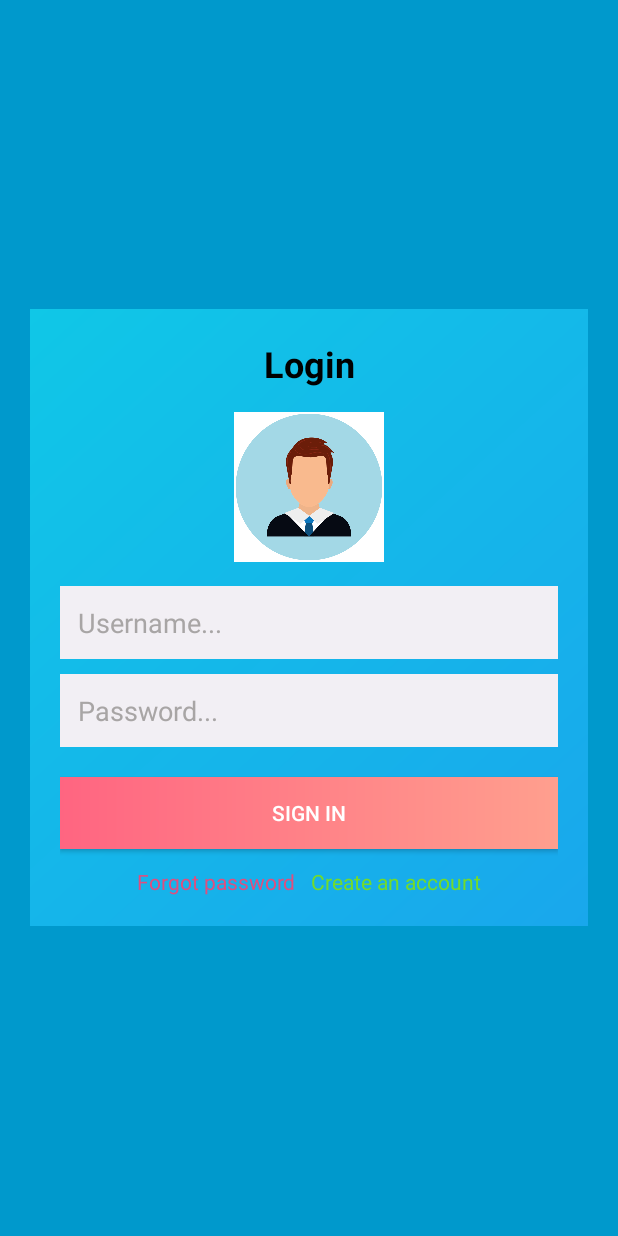
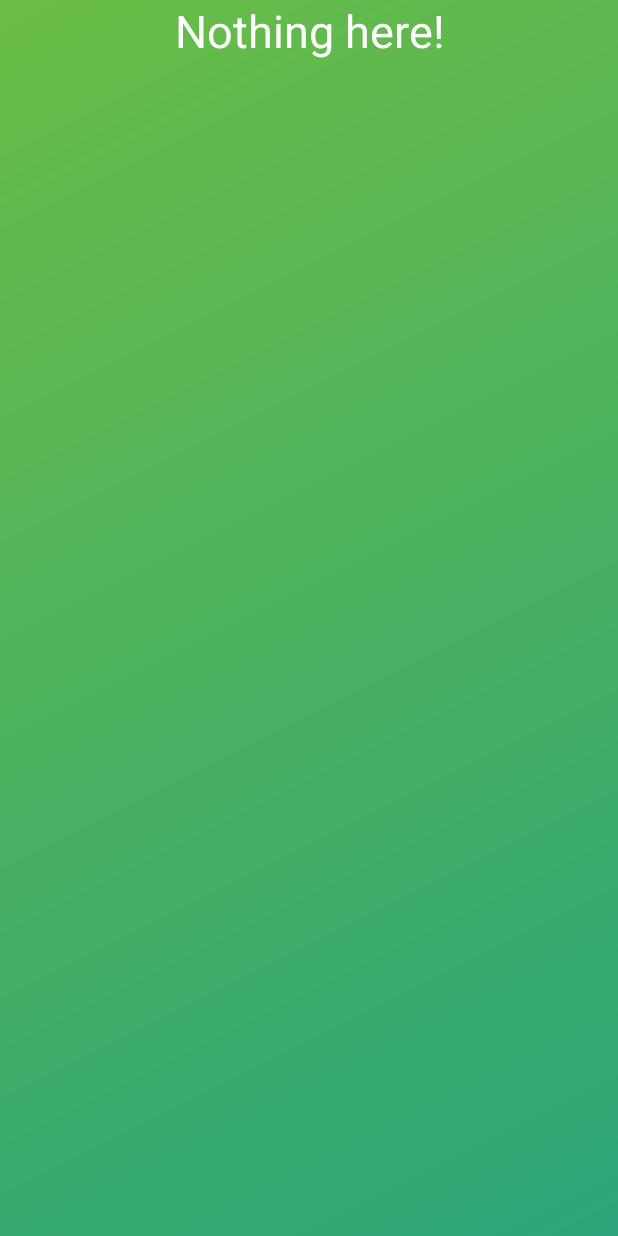
Before and after one commit to DungBui130504/Android---Nhom-4, an Android app: the MainActivity screen opened directly, with no data from a screen before it, on a phone screen of 412 x 824 dp. Run offline under Robolectric (Android 15) with nearby library versions, the phone set to English and light mode, and no system bars.

Commit message:
Update - Dung

```diff
--- a/app/src/main/AndroidManifest.xml
+++ b/app/src/main/AndroidManifest.xml
@@ -61,21 +61,21 @@
             android:name=".MainActivity"
             android:exported="true">
 
-<!--             <intent-filter>-->
-<!--             <action android:name="android.intent.action.MAIN" />-->
+             <intent-filter>
+             <action android:name="android.intent.action.MAIN" />
 
 
-<!--             <category android:name="android.intent.category.LAUNCHER" />-->
-<!--             </intent-filter>-->
+             <category android:name="android.intent.category.LAUNCHER" />
+             </intent-filter>
         </activity>
         <activity
             android:name=".activity.LoginActivity"
             android:exported="true">
 
-             <intent-filter>
-             <action android:name="android.intent.action.MAIN" />
-             <category android:name="android.intent.category.LAUNCHER" />
-             </intent-filter>
+<!--             <intent-filter>-->
+<!--             <action android:name="android.intent.action.MAIN" />-->
+<!--             <category android:name="android.intent.category.LAUNCHER" />-->
+<!--             </intent-filter>-->
         </activity>
     </application>
 
--- a/app/src/main/java/com/example/myapplication/MainActivity.java
+++ b/app/src/main/java/com/example/myapplication/MainActivity.java
@@ -10,6 +10,7 @@ import androidx.activity.EdgeToEdge;
 import androidx.appcompat.app.AppCompatActivity;
 
 
+import com.example.myapplication.activity.DashBoardActivity;
 import com.example.myapplication.activity.LoginActivity;
 
 
@@ -38,7 +39,8 @@ public class MainActivity extends AppCompatActivity {
             Intent loginIntent = new Intent(MainActivity.this, LoginActivity.class);
             startActivity(loginIntent);
         }else {
-
+            Intent DBi = new Intent(MainActivity.this, DashBoardActivity.class);
+            startActivity(DBi);
         }
 
 
--- a/app/src/main/java/com/example/myapplication/activity/DashBoardActivity.java
+++ b/app/src/main/java/com/example/myapplication/activity/DashBoardActivity.java
@@ -1,6 +1,7 @@
 package com.example.myapplication.activity;
 
 import android.content.Intent;
+import android.content.SharedPreferences;
 import android.os.Bundle;
 import android.util.Log;
 import android.view.View;
@@ -69,6 +70,14 @@ public class DashBoardActivity extends AppCompatActivity {
             @Override
             public void onClick(View view) {
                 try {
+                    SharedPreferences mySharedPrefer = getSharedPreferences("mySharedPrefer", MODE_PRIVATE);
+                    SharedPreferences.Editor editor = mySharedPrefer.edit();
+
+                    editor.clear();
+                    editor.apply();
+
+                    Intent Logini = new Intent(DashBoardActivity.this, LoginActivity.class);
+                    startActivity(Logini);
                     finish();
                 }
                 catch (Exception e) {
--- a/app/src/main/res/layout/activity_dash_board.xml
+++ b/app/src/main/res/layout/activity_dash_board.xml
@@ -8,12 +8,19 @@
     android:orientation="vertical"
     android:background="@color/white">
 
+
     <LinearLayout
         android:layout_width="match_parent"
         android:layout_height="237dp"
         android:background="@drawable/dashboard_header"
         android:layout_gravity="center"
         android:orientation="vertical">
+
+        <LinearLayout
+            android:layout_width="match_parent"
+            android:layout_height="wrap_content"
+            android:orientation="horizontal"
+            >
             <ImageButton
                 android:layout_width="40dp"
                 android:layout_height="40dp"
@@ -22,7 +29,18 @@
                 android:background="@drawable/subject_back_btn"
                 android:gravity="center"
                 android:src="@drawable/arrow_back_icon"
-            android:id="@+id/loginBackBtn"/>
+                android:id="@+id/loginBackBtn"
+                android:contentDescription="Đăng xuất"/>
+
+            <TextView
+                android:layout_width="wrap_content"
+                android:layout_height="wrap_content"
+                android:text="Đăng xuất"
+                android:textSize="15dp"
+                android:textColor="@color/white"
+                android:layout_marginTop="58dp"
+                android:layout_marginLeft="10dp"/>
+        </LinearLayout>
 
         <TextView
             android:layout_width="462dp"
--- a/app/src/main/res/layout/activity_main.xml
+++ b/app/src/main/res/layout/activity_main.xml
@@ -3,98 +3,14 @@
     xmlns:android="http://schemas.android.com/apk/res/android"
     android:layout_width="match_parent"
     android:layout_height="match_parent"
-    android:background="@android:color/holo_blue_dark">
+    android:background="@drawable/gradient_green">
 
-    <!-- Card View for login box -->
-    <LinearLayout
+    <TextView
         android:layout_width="match_parent"
         android:layout_height="wrap_content"
-        android:layout_margin="20dp"
-        android:background="@drawable/gradient_blue"
-        android:layout_centerInParent="true"
-        android:orientation="vertical"
-
-        android:padding="20dp">
-
-        <!-- Title -->
-        <TextView
-            android:id="@+id/title"
-            android:layout_width="match_parent"
-            android:layout_height="wrap_content"
-            android:text="Login"
-            android:textSize="24sp"
-            android:textStyle="bold"
-            android:gravity="center"
-            android:textColor="@android:color/black"
-            android:layout_marginBottom="16dp"/>
-
-        <!-- Profile Icon -->
-        <ImageView
-            android:layout_width="100dp"
-            android:layout_height="100dp"
-            android:layout_gravity="center"
-            android:src="@drawable/ic_profile_placeholder"
-            android:layout_marginBottom="16dp"/>
-
-        <!-- Username Field -->
-        <EditText
-            android:id="@+id/username"
-            android:layout_width="match_parent"
-            android:layout_height="wrap_content"
-            android:hint="Username..."
-            android:padding="12dp"
-            android:background="@drawable/hue_white"
-            android:textColor="@color/black"
-            android:layout_marginBottom="10dp"
-            android:textColorHint="#A8A5A5"
-            />
-
-        <!-- Password Field -->
-        <EditText
-            android:id="@+id/password"
-            android:layout_width="match_parent"
-            android:layout_height="wrap_content"
-            android:hint="Password..."
-            android:padding="12dp"
-            android:background="@drawable/hue_white"
-            android:inputType="textPassword"
-            android:layout_marginBottom="20dp"
-            android:textColorHint="#A8A5A5"
-            />
-
-        <!-- Login Button -->
-        <Button
-            android:id="@+id/btnAddFormula"
-            android:layout_width="match_parent"
-            android:layout_height="wrap_content"
-            android:background="@drawable/gradient_orange"
-            android:text="Sign In"
-            android:textColor="@android:color/white"
-            android:layout_marginBottom="12dp"/>
-
-        <!-- Forgot Password & Create Account Links -->
-        <LinearLayout
-            android:layout_width="match_parent"
-            android:layout_height="wrap_content"
-            android:orientation="horizontal"
-            android:gravity="center">
-
-            <TextView
-                android:id="@+id/forgotPassword"
-                android:layout_width="wrap_content"
-                android:layout_height="wrap_content"
-                android:text="Forgot password"
-                android:textColor="#E04E7F"
-                android:layout_marginEnd="10dp"/>
-
-            <TextView
-                android:id="@+id/createAccount"
-                android:layout_width="wrap_content"
-                android:layout_height="wrap_content"
-                android:text="Create an account"
-                android:textColor="#72DB2C"/>
-        </LinearLayout>
-
-    </LinearLayout>
+        android:gravity="center"
+        android:textColor="@color/white"
+        android:textSize="30dp"
+        android:text="Nothing here!"/>
 
 </RelativeLayout>
```
Lines whose indentation alone changed are shown as unchanged.
